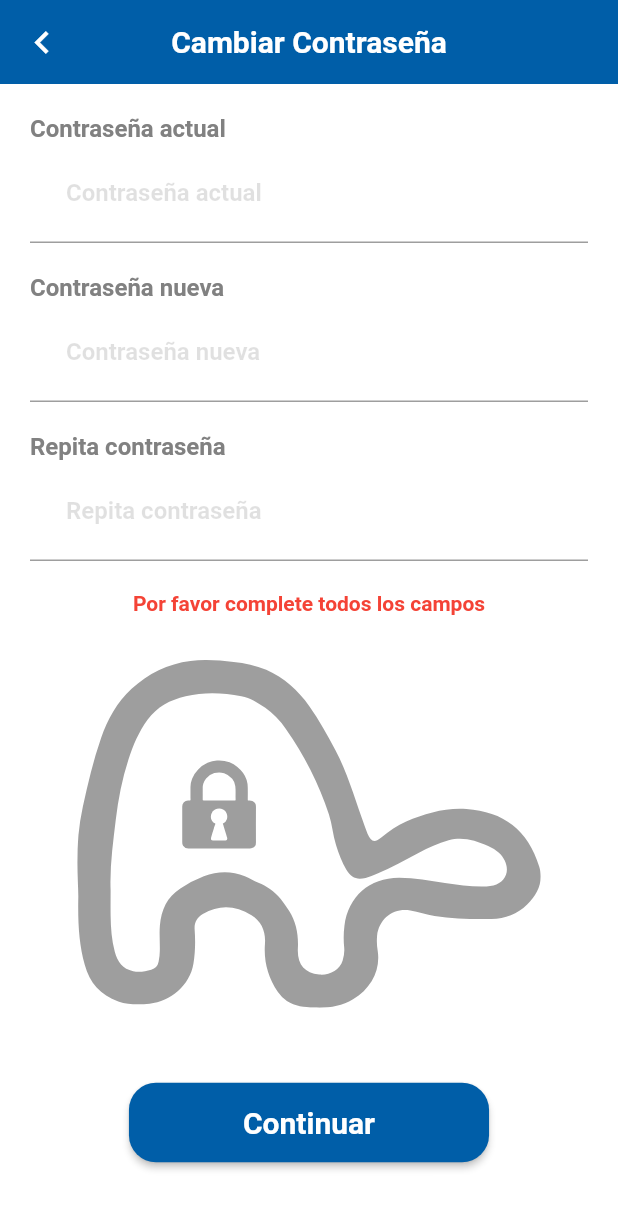
After one commit to gsuxd/joie_driver, a Flutter app: the ChangePasswordScreen screen opened directly, after a tap on "Continuar", on a phone screen of 412 x 824 dp. The commit adds this screen. Shown: the top 1209 px of the screen. Run offline on Flutter 3.47's test engine with Material 2 defaults, Android fonts, the phone set to English and light mode, and no system bars; our stand-ins replace cloud_firestore, date_field, file_picker, firebase_auth, firebase_core, firebase_database and 11 more; missing offline and left inert: encrypted_shared_preferences, mailer, transition_customer; accounts and stored records are empty; Roboto replaces fonts that are missing (Montserrat); project files that could hold a hidden picture were left out.

Commit message:
Change Password Emprendedor

```diff
--- /dev/null
+++ b/lib/register_login_emprendedor/app_screens/change_password/change_password.dart
@@ -0,0 +1,166 @@
+import 'package:encrypted_shared_preferences/encrypted_shared_preferences.dart';
+import 'package:firebase_auth/firebase_auth.dart';
+import 'package:flutter/material.dart';
+import 'package:flutter_svg/flutter_svg.dart';
+import '../../conts.dart';
+import '../appbar.dart';
+import '../ganancias/ganancias.dart';
+import 'components/components.dart';
+
+class ChangePasswordScreen extends StatefulWidget {
+  @override
+  _ChangePasswordScreenState createState() => _ChangePasswordScreenState();
+}
+
+class _ChangePasswordScreenState extends State<ChangePasswordScreen> {
+  _error() {
+    return const Text("Error");
+  }
+
+  validarPassword() async {
+    try {
+      //recojo el email guardado en local
+      String email =
+          await encryptedSharedPreferences.getString('email');
+      //verificamos que las credenciales sean corredctas (email y contraseña)
+      UserCredential userCredential = await FirebaseAuth.instance.signInWithEmailAndPassword(
+          email: email, password: passwordController.text);
+
+      //obtenemos el usuario
+      User? user = userCredential.user;
+
+      //Actuaslizamos la password
+      user?.updatePassword(newPasswordController.text);
+      //guardamos la nueva contraseña en local
+      await encryptedSharedPreferences.setString(
+          'passwd', newPasswordController.text.toString());
+
+      showToast("Contraseña Actualizada con Exito!");
+      Navigator.push(context,MaterialPageRoute(
+          builder: (context) =>  const Ganancias()
+      ));
+    } on FirebaseAuthException catch (e) {
+      if (e.code == 'user-not-found') {
+        showToast("Este Email no esta registrado");
+      } else if (e.code == 'wrong-password') {
+        textError = true;
+        messageError = "Contraseña Incorrecta";
+      }
+    } catch (e) {
+      showToast(e.toString());
+    }
+  }
+
+  String password = "";
+  TextEditingController passwordController =
+      TextEditingController(); //Controlador de la contraseña
+  TextEditingController newPasswordController =
+      TextEditingController(); //Controlador de la nueva contraseña
+  TextEditingController confirmNewPasswordController =
+      TextEditingController(); //Controlador de la confirmacion de la nueva contraseña
+
+  bool textError =
+      false; //textError sera usado para detectar error en los campos de texto por parte del usuario como por ejemplo escribir mal la contraseña
+  String messageError =
+      ""; //messageError sera el mensaje respectivo que sera enviado si textError llega a ser true
+  EncryptedSharedPreferences encryptedSharedPreferences =
+      EncryptedSharedPreferences();
+
+  @override
+  Widget build(BuildContext context) {
+    return Scaffold(
+      appBar: appBarEmprendedor(
+          accion: [], leading: back(context), title: 'Cambiar Contraseña'),
+      body: ListView(
+        padding: const EdgeInsets.only(left: 20.0, right: 20.0),
+        children: [
+          const SizedBox(
+            height: 20,
+          ),
+          des("Contraseña actual"),
+          inputText("Contraseña actual", passwordController),
+          const SizedBox(
+            height: 20.0,
+          ),
+          des("Contraseña nueva"),
+          inputText("Contraseña nueva", newPasswordController),
+          const SizedBox(height: 20.0),
+          des("Repita contraseña"),
+          inputText("Repita contraseña", confirmNewPasswordController),
+          //A continuacion insertamos esta pieza de codigo para decir que si textError es falso, es decir, el usuario no ha cometido faltas, entonces retornara un container vacio.
+          (!textError
+              ? const SizedBox(
+                  height: 20,
+                )
+              //En caso de que textError sea true, es decir, el usuario ha cometido alguna falta al intentar cambiar la contaseña, entonces mandará el valor de messageError con su texto respectivo
+              : Center(
+                  child: Column(
+                   crossAxisAlignment: CrossAxisAlignment.center,
+
+                    children: [
+                      const SizedBox(
+                        height: 20,
+                      ),
+                      Text(
+                      messageError,
+                      style: const TextStyle(color: Colors.red, fontWeight: FontWeight.bold,),
+                        textAlign: TextAlign.center,
+                    ),
+  ]
+                  ),
+                )),
+          const SizedBox(
+            height: 30,
+          ),
+
+          Center(
+            child: Container(
+              alignment: Alignment.topCenter,
+              child: SvgPicture.asset(
+                "assets/images/cambioDeContrasenaIlustracion.svg",
+                width: MediaQuery.of(context).size.width * .75,
+                color: Colors.grey,
+              ),
+            ),
+          ),
+          const SizedBox(
+            height: 50,
+          ),
+          Center(
+            child: btnContinue(()
+              async {
+                //Aca encontramos 3 condicionales para los campos de password. Este primer if nos dice que si alguno de los campos de texto está vacío entonces le dara a textError un valor de true (lo que indica que algo ha fallado por parte del usuario) y tambien cambiara el valor de messageError al error respectivo
+                if (passwordController.text == "" ||
+                    newPasswordController.text == "" ||
+                    confirmNewPasswordController.text == "") {
+                  textError = true;
+                  messageError = "Por favor complete todos los campos";
+                  //Aca tenemos la segunda condicional que dice que si la nueva contraseña y la de verificacion no son iguales entonces le dara a textError un valor de true (lo que indica que algo ha fallado por parte del usuario) y le dara a messageError el mensaje de error respectivo
+                } else if (newPasswordController.text !=
+                    confirmNewPasswordController.text) {
+                  textError = true;
+                  messageError = "Las Contraseñas no coinciden";
+                } else if (newPasswordController.text ==
+                    passwordController.text) {
+                  textError = true;
+                  messageError = "Las Nueva Contraseña no debe ser igual a la anterior";
+                }else if (newPasswordController.text.length < 8 ) {
+                  textError = true;
+                  messageError = "Las Nueva Contraseña debe tener al menos 8 caracteres";
+                }else {
+                  //En caso de que no hayan campos vacios y que las claves coincidan entonces todo marchara correctamente
+                  validarPassword();
+
+                }
+
+                setState(() {
+
+                });
+            }),
+          ),
+          const SizedBox(height: 20),
+        ],
+      ),
+    );
+  }
+}
--- /dev/null
+++ b/lib/register_login_emprendedor/app_screens/change_password/components/components.dart
@@ -0,0 +1,55 @@
+import 'package:flutter/material.dart';
+import 'package:joiedriver/register_login_chofer/conts.dart';
+import '../../../../colors.dart';
+
+TextFormField inputText(hintText, controller) {
+  var isHiddenPassword = true;
+  return TextFormField(
+    controller: controller,
+    decoration: InputDecoration(
+      focusColor: Colors.grey,
+        //border: InputBorder.none,
+        enabledBorder: const UnderlineInputBorder(
+            borderSide: BorderSide(
+                color: Colors.grey
+            )
+        ),
+        //disabledBorder: InputBorder.none,
+        focusedBorder: const UnderlineInputBorder(
+          borderSide: BorderSide(
+            color: jBase
+          )
+        ),
+        hintText: hintText, hintStyle: const TextStyle(color: Colors.black12, fontWeight: FontWeight.bold),),
+    obscureText: isHiddenPassword = true,
+  );
+}
+
+Text des(text) {
+  return Text(
+    text,
+    style: textStyleGreyName(),
+  );
+}
+
+ElevatedButton btnContinue(function) {
+  return ElevatedButton(
+    style: ElevatedButton.styleFrom(
+        primary: jBase,
+        shape: RoundedRectangleBorder(
+          borderRadius: BorderRadius.circular(18.0),
+        )),
+    onPressed: () async {
+      await function();
+    },
+    child: const Padding(
+      padding: EdgeInsets.only(top: 15.0, bottom: 15.0, left: 60, right: 60),
+      child: Text(
+        "Continuar",
+        textAlign: TextAlign.center,
+        style: TextStyle(
+            fontSize: 20, fontWeight: FontWeight.bold, color: Colors.white),
+      ),
+    ),
+  );
+}
--- a/lib/register_login_emprendedor/app_screens/menu_drawable.dart
+++ b/lib/register_login_emprendedor/app_screens/menu_drawable.dart
@@ -4,6 +4,7 @@ import 'package:joiedriver/register_login_emprendedor/app_screens/perfil/perfil_
 import '../../colors.dart';
 import '../../main.dart';
 import 'banco/bancos_data.dart';
+import 'change_password/change_password.dart';
 import 'ganancias/ganancias.dart';
 import 'package:encrypted_shared_preferences/encrypted_shared_preferences.dart';
 
@@ -18,7 +19,7 @@ Drawer menuEmprendedor({required BuildContext context}) {
         itemMenu(context: context, image: "ganancias.svg", title: "Ganancias", page: const Ganancias()),
         itemMenu(context: context, image: "perfil_menu.svg", title: "Perfil", page:  PerfilEmprendedor()),
         itemMenu(context: context, image: "cuenta_bancaria.svg", title: "Datos Bancarios", page: BancoEmprendedor()),
-        itemMenu(context: context, image: "ajustes.svg", title: "Ajustes", page: const Ganancias()),
+        itemMenu(context: context, image: "ajustes.svg", title: "Ajustes", page: ChangePasswordScreen()),
         itemMenu(context: context, image: "asistencia_tecnica_menu.svg", title: "Asistencia Técnica", page: const Ganancias()),
         cerrarSession(context: context, image: "cerrar_sesion.svg", title: "Cerrar Sesión", page: const MyHomePage(title: 'JoieDriver',)),
       ],
@@ -35,7 +36,7 @@ ListTile itemMenu(
     leading: SvgPicture.asset("assets/icons/"+image, height: 30, color: greyColor,),
     title: Text(title, style: textStyleGrey(),),
     onTap: () {
-      Navigator.pushReplacement(
+      Navigator.push(
           context,
           MaterialPageRoute(
               builder: (context) =>  page
--- a/lib/register_login_emprendedor/sign_in/components/log_in_form.dart
+++ b/lib/register_login_emprendedor/sign_in/components/log_in_form.dart
@@ -108,7 +108,6 @@ class _SignInForm extends State<SignInForm> {
                       await encryptedSharedPreferences.setString('email', _email.text.toString());
                       await encryptedSharedPreferences.setString('passwd', _password.text.toString());
                       await encryptedSharedPreferences.setString('typeuser', "emprendedor");
-                      print("aquixxxxxx");
                       Navigator.push(
                           context,
                           MaterialPageRoute(
```
Also changed, not shown: assets/icons/cerrar_sesion.svg (added), assets/icons/city.svg (added), assets/icons/cuenta_bancaria.svg (added), assets/icons/direccion.svg (added), assets/icons/ganancias.svg (added), assets/images/cambioDeContrasenaIlustracion.svg (added).
